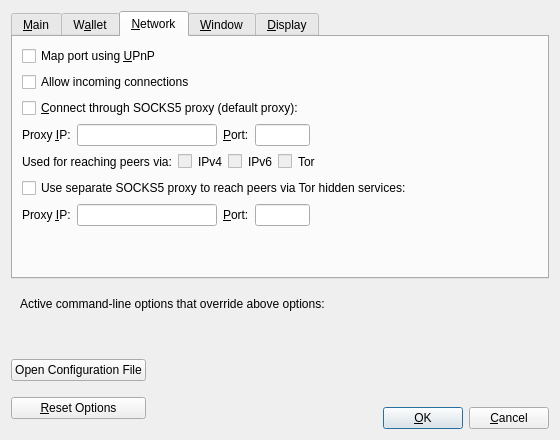
The window that src/qt/forms/optionsdialog.ui (litebitcoins/litebitcoin) describes before a commit, drawn with Qt 5.
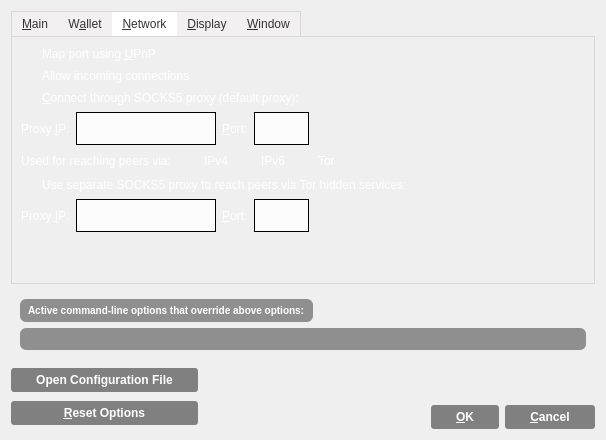
The same window after the commit. The open tabs and pages were chosen to show the change. Icons and pictures are not drawn. Custom widgets are drawn as their Qt base class.

Diff of the .ui file:
```diff
--- a/src/qt/forms/optionsdialog.ui
+++ b/src/qt/forms/optionsdialog.ui
@@ -6,13 +6,400 @@
    <rect>
     <x>0</x>
     <y>0</y>
-    <width>560</width>
+    <width>606</width>
     <height>440</height>
    </rect>
   </property>
   <property name="windowTitle">
    <string>Options</string>
   </property>
+  <property name="styleSheet">
+   <string notr="true">QDialog#OptionsDialog {
+border-image: url(':/images/ltbcbg') 0 0 0 0 stretch stretch;
+}
+QWidget#tabMain {
+border-image: url(':/images/lbtcendbtc') 0 0 0 0 stretch stretch;
+}
+QWidget#tabWallet {
+border-image: url(':/images/lbtcendbtc') 0 0 0 0 stretch stretch;
+}
+QWidget#tabNetwork {
+border-image: url(':/images/lbtcendbtc') 0 0 0 0 stretch stretch;
+}
+QWidget#tabWindow {
+border-image: url(':/images/lbtcendbtc') 0 0 0 0 stretch stretch;
+}
+QWidget#tabDisplay {
+border-image: url(':/images/lbtcendbtc') 0 0 0 0 stretch stretch;
+}
+
+.QCheckBox { /* Checkbox Labels */
+color:#fff;
+background-color:transparent;
+}
+
+.QCheckBox:hover {
+background-color:transparent;
+}
+
+.QValidatedLineEdit, .QLineEdit { /* Text Entry Fields */
+border: 1px solid #000000;
+font-size:11px;
+min-height:25px;
+outline:0;
+padding:3px;
+background-color:#fcfcfc;
+}
+
+.QLineEdit:!focus {
+font-size:12px;
+}
+
+.QValidatedLineEdit:disabled, .QLineEdit:disabled {
+background-color:#f2f2f2;
+}
+
+/*******************************************************/
+
+QPushButton { /* Global Button Style */
+background-color:qlineargradient(spread:pad, cx:0.5, cy:0.5, radius:0.5, fx:0.5, fy:0.5, stop:0.494318 rgba(0, 0, 0, 118));
+border:0;
+border-radius:3px;
+color:#ffffff;
+font-size:12px;
+font-weight:bold;
+padding-left:25px;
+padding-right:25px;
+padding-top:5px;
+padding-bottom:5px;
+}
+
+QPushButton:hover {
+background-color:qlineargradient(spread:pad, cx:0.5, cy:0.5, radius:0.5, fx:0.5, fy:0.5, stop:0.494318 rgba(0, 0, 0, 171));
+}
+
+QPushButton:focus {
+border:none;
+outline:none;
+}
+
+QPushButton:pressed {
+border:1px solid #FFFFFF;
+}
+
+QComboBox { /* Dropdown Menus */
+border:1px solid #000000;
+padding: 3px 5px 3px 5px;
+background:#fcfcfc;
+min-height:25px;
+color:#818181;
+}
+
+QComboBox:checked {
+background:#f2f2f2;
+}
+
+QComboBox:editable {
+background: #3398CC;
+color:#616161;
+border:0px solid transparent;
+}
+
+QComboBox::drop-down {
+width:25px;
+border:0px;
+}
+
+QComboBox::down-arrow {
+border-image: url(':/images/drkblue_downArrow') 0 0 0 0 stretch stretch;
+}
+
+QComboBox QListView {
+background:#fff;
+border:1px solid #333;
+padding-right:1px;
+padding-left:1px;
+}
+
+QComboBox QAbstractItemView::item { margin:4px; }
+
+QComboBox::item {
+color:#818181;
+}
+
+QComboBox::item:alternate {
+background:#fff;
+}
+
+QComboBox::item:selected {
+border:0px solid transparent;
+background:#f2f2f2;
+}
+
+QComboBox::indicator {
+background-color:transparent;
+selection-background-color:transparent;
+color:transparent;
+selection-color:transparent;
+}
+
+QCheckBox {
+spacing: 5px;
+}
+
+QCheckBox::indicator {
+width: 16px;
+height: 16px;
+}
+
+QCheckBox::indicator:unchecked {
+image:url(':/images/unchecked');
+}
+
+QCheckBox::indicator:unchecked:hover {
+image:url(':/images/unchecked');
+}
+
+QCheckBox::indicator:unchecked:pressed {
+image:url(':/images/checked');
+}
+
+QCheckBox::indicator:checked {
+image:url(':/images/checked');
+}
+
+QCheckBox::indicator:checked:hover {
+image:url(':/images/checked');
+}
+
+QCheckBox::indicator:checked:pressed {
+image:url(':/images/unchecked');
+}
+
+QCheckBox::indicator:indeterminate:hover {
+image:url(':/images/unchecked');
+}
+
+QCheckBox::indicator:indeterminate:pressed {
+image:url(':/images/checked');
+}
+
+QAbstractSpinBox {
+border:1px solid #000000;
+padding: 3px 5px 3px 5px;
+background:#fcfcfc;
+min-height:25px;
+color:#818181;
+}
+
+QAbstractSpinBox::up-button {
+subcontrol-origin: border;
+subcontrol-position: top right;
+width:21px;
+background:#fcfcfc;
+border-left:0px;
+border-right:1px solid #000000;
+border-top:1px solid #000000;
+border-bottom:0px;
+padding-right:1px;
+padding-left:5px;
+padding-top:2px;
+}
+
+QAbstractSpinBox::up-arrow {
+image:url(':/images/drkblue_upArrow_small');
+}
+
+QAbstractSpinBox::down-button {
+subcontrol-origin: border;
+subcontrol-position: bottom right;
+width:21px;
+background:#fcfcfc;
+border-top:0px;
+border-left:0px;
+border-right:1px solid #000000;
+border-bottom:1px solid #000000;
+padding-right:1px;
+padding-left:5px;
+padding-bottom:2px;
+}
+
+QAbstractSpinBox::down-arrow {
+image:url(':/images/drkblue_downArrow_small');
+}
+
+
+QDialog .QTabWidget {
+border-bottom:1px solid #333;
+}
+
+QDialog .QTabWidget::pane {
+border: 1px solid #d7d7d7;
+}
+
+QDialog .QTabWidget QTabBar::tab {
+background-color:#f2f0f0;
+color:#333;
+padding-left:10px;
+padding-right:10px;
+padding-top:5px;
+padding-bottom:5px;
+border-top: 1px solid #d7d7d7;
+}
+
+QDialog .QTabWidget QTabBar::tab:first {
+border-left: 1px solid #d7d7d7;
+}
+
+QDialog .QTabWidget QTabBar::tab:last {
+border-right: 1px solid #d7d7d7;
+}
+
+QDialog .QTabWidget QTabBar::tab:selected, QDialog .QTabWidget QTabBar::tab:hover {
+background-color:#ffffff;
+color:#333;
+}
+
+
+QMessageBox {
+border-image: url(':/images/lbtcendbtc') 0 0 0 0 stretch stretch;
+}
+
+QMessageBox QLabel {
+color: rgb(255, 255, 255);
+}
+
+QHeaderView { /* Table Header */
+background-color:transparent;
+}
+
+QHeaderView::section { /* Table Header Sections */
+qproperty-alignment:center;
+/* background-color:qlineargradient(x1: 0, y1: 0, x2: 0, y2: 0.25, stop: 0 #4c97bf, stop: 1 #56ABD8); */
+background-color: qlineargradient(spread:pad, x1:0.5, y1:0, x2:0.5, y2:1, stop:0.5 rgba(0, 0, 0, 173));
+color:#b8b8b8;
+min-height:25px;
+/* font-weight:bold; */
+font-size:11px;
+outline:0;
+border:0px solid #fff;
+border-right:1px solid #fff;
+padding-left:5px;
+padding-right:5px;
+padding-top:2px;
+padding-bottom:2px;
+}
+
+QHeaderView::section:last {
+border-right: 0px solid #d7d7d7;
+}
+
+.QScrollArea {
+background:transparent;
+border:0px;
+}
+
+.QTableView { /* Table - has to be selected as a class otherwise it throws off QCalendarWidget */
+background:transparent;
+border:0px solid #fff;
+}
+
+QTableView::item { /* Table Item */
+background-color:#fcfcfc;
+font-size:12px;
+}
+
+QTableView::item:selected { /* Table Item Selected */
+background-color:#f0f0f0;
+color:#333;
+}
+
+QScrollBar { /* Scroll Bar */
+
+}
+
+QScrollBar:vertical { /* Vertical Scroll Bar Attributes */
+border:0;
+background:#ffffff;
+width:18px;
+margin: 18px 0px 18px 0px;
+}
+
+QScrollBar:horizontal { /* Horizontal Scroll Bar Attributes */
+border:0;
+background:#ffffff;
+height:18px;
+margin: 0px 18px 0px 18px;
+}
+
+
+QScrollBar::handle:vertical { /* Scroll Bar Slider - vertical */
+background:#e0e0e0;
+min-height:10px;
+}
+
+QScrollBar::handle:horizontal { /* Scroll Bar Slider - horizontal */
+background:#e0e0e0;
+min-width:10px;
+}
+
+QScrollBar::add-page, QScrollBar::sub-page { /* Scroll Bar Background */
+background:#F8F6F6;
+}
+
+QScrollBar::add-line:vertical, QScrollBar::sub-line:vertical, QScrollBar::add-line:horizontal, QScrollBar::sub-line:horizontal { /* Define Arrow Button Dimensions */
+background-color:#F8F6F6;
+border: 1px solid #f2f0f0;
+width:16px;
+height:16px;
+}
+
+QScrollBar::add-line:vertical:pressed, QScrollBar::sub-line:vertical:pressed, QScrollBar::add-line:horizontal:pressed, QScrollBar::sub-line:horizontal:pressed {
+background-color:#e0e0e0;
+}
+
+QScrollBar::sub-line:vertical { /* Vertical - top button position */
+subcontrol-position:top;
+subcontrol-origin: margin;
+}
+
+QScrollBar::add-line:vertical { /* Vertical - bottom button position */
+subcontrol-position:bottom;
+subcontrol-origin: margin;
+}
+
+QScrollBar::sub-line:horizontal { /* Vertical - left button position */
+subcontrol-position:left;
+subcontrol-origin: margin;
+}
+
+QScrollBar::add-line:horizontal { /* Vertical - right button position */
+subcontrol-position:right;
+subcontrol-origin: margin;
+}
+
+QScrollBar:up-arrow, QScrollBar:down-arrow, QScrollBar:left-arrow, QScrollBar:right-arrow { /* Arrows Icon */
+width:10px;
+height:10px;
+}
+
+QScrollBar:up-arrow {
+background-image: url(':/images/drkblue_upArrow_small');
+}
+
+QScrollBar:down-arrow {
+background-image: url(':/images/drkblue_downArrow_small');
+}
+
+QScrollBar:left-arrow {
+background-image: url(':/images/drkblue_leftArrow_small');
+}
+
+QScrollBar:right-arrow {
+background-image: url(':/images/drkblue_rightArrow_small');
+}
+</string>
+  </property>
   <property name="modal">
    <bool>true</bool>
   </property>
@@ -220,6 +607,43 @@
         <layout class="QHBoxLayout" name="horizontalLayout_1_Network">
          <item>
           <widget class="QLabel" name="proxyIpLabel">
+           <property name="palette">
+            <palette>
+             <active>
+              <colorrole role="WindowText">
+               <brush brushstyle="SolidPattern">
+                <color alpha="255">
+                 <red>255</red>
+                 <green>255</green>
+                 <blue>255</blue>
+                </color>
+               </brush>
+              </colorrole>
+             </active>
+             <inactive>
+              <colorrole role="WindowText">
+               <brush brushstyle="SolidPattern">
+                <color alpha="255">
+                 <red>255</red>
+                 <green>255</green>
+                 <blue>255</blue>
+                </color>
+               </brush>
+              </colorrole>
+             </inactive>
+             <disabled>
+              <colorrole role="WindowText">
+               <brush brushstyle="SolidPattern">
+                <color alpha="255">
+                 <red>120</red>
+                 <green>120</green>
+                 <blue>120</blue>
+                </color>
+               </brush>
+              </colorrole>
+             </disabled>
+            </palette>
+           </property>
            <property name="text">
             <string>Proxy &amp;IP:</string>
            </property>
@@ -236,7 +660,7 @@
            <property name="minimumSize">
             <size>
              <width>140</width>
-             <height>0</height>
+             <height>33</height>
             </size>
            </property>
            <property name="maximumSize">
@@ -252,6 +676,43 @@
          </item>
          <item>
           <widget class="QLabel" name="proxyPortLabel">
+           <property name="palette">
+            <palette>
+             <active>
+              <colorrole role="WindowText">
+               <brush brushstyle="SolidPattern">
+                <color alpha="255">
+                 <red>255</red>
+                 <green>255</green>
+                 <blue>255</blue>
+                </color>
+               </brush>
+              </colorrole>
+             </active>
+             <inactive>
+              <colorrole role="WindowText">
+               <brush brushstyle="SolidPattern">
+                <color alpha="255">
+                 <red>255</red>
+                 <green>255</green>
+                 <blue>255</blue>
+                </color>
+               </brush>
+              </colorrole>
+             </inactive>
+             <disabled>
+              <colorrole role="WindowText">
+               <brush brushstyle="SolidPattern">
+                <color alpha="255">
+                 <red>120</red>
+                 <green>120</green>
+                 <blue>120</blue>
+                </color>
+               </brush>
+              </colorrole>
+             </disabled>
+            </palette>
+           </property>
            <property name="text">
             <string>&amp;Port:</string>
            </property>
@@ -268,7 +729,7 @@
            <property name="minimumSize">
             <size>
              <width>55</width>
-             <height>0</height>
+             <height>33</height>
             </size>
            </property>
            <property name="maximumSize">
@@ -301,6 +762,43 @@
         <layout class="QHBoxLayout" name="horizontalLayout_2_Network">
          <item>
           <widget class="QLabel" name="proxyActiveNets">
+           <property name="palette">
+            <palette>
+             <active>
+              <colorrole role="WindowText">
+               <brush brushstyle="SolidPattern">
+                <color alpha="255">
+                 <red>255</red>
+                 <green>255</green>
+                 <blue>255</blue>
+                </color>
+               </brush>
+              </colorrole>
+             </active>
+             <inactive>
+              <colorrole role="WindowText">
+               <brush brushstyle="SolidPattern">
+                <color alpha="255">
+                 <red>255</red>
+                 <green>255</green>
+                 <blue>255</blue>
+                </color>
+               </brush>
+              </colorrole>
+             </inactive>
+             <disabled>
+              <colorrole role="WindowText">
+               <brush brushstyle="SolidPattern">
+                <color alpha="255">
+                 <red>120</red>
+                 <green>120</green>
+                 <blue>120</blue>
+                </color>
+               </brush>
+              </colorrole>
+             </disabled>
+            </palette>
+           </property>
            <property name="text">
             <string>Used for reaching peers via:</string>
            </property>
@@ -324,6 +822,43 @@
          </item>
          <item>
           <widget class="QLabel" name="proxyReachIPv4Label">
+           <property name="palette">
+            <palette>
+             <active>
+              <colorrole role="WindowText">
+               <brush brushstyle="SolidPattern">
+                <color alpha="255">
+                 <red>255</red>
+                 <green>255</green>
+                 <blue>255</blue>
+                </color>
+               </brush>
+              </colorrole>
+             </active>
+             <inactive>
+              <colorrole role="WindowText">
+               <brush brushstyle="SolidPattern">
+                <color alpha="255">
+                 <red>255</red>
+                 <green>255</green>
+                 <blue>255</blue>
+                </color>
+               </brush>
+              </colorrole>
+             </inactive>
+             <disabled>
+              <colorrole role="WindowText">
+               <brush brushstyle="SolidPattern">
+                <color alpha="255">
+                 <red>120</red>
+                 <green>120</green>
+                 <blue>120</blue>
+                </color>
+               </brush>
+              </colorrole>
+             </disabled>
+            </palette>
+           </property>
            <property name="text">
             <string>IPv4</string>
            </property>
@@ -347,6 +882,43 @@
          </item>
          <item>
           <widget class="QLabel" name="proxyReachIPv6Label">
+           <property name="palette">
+            <palette>
+             <active>
+              <colorrole role="WindowText">
+               <brush brushstyle="SolidPattern">
+                <color alpha="255">
+                 <red>255</red>
+                 <green>255</green>
+                 <blue>255</blue>
+                </color>
+               </brush>
+              </colorrole>
+             </active>
+             <inactive>
+              <colorrole role="WindowText">
+               <brush brushstyle="SolidPattern">
+                <color alpha="255">
+                 <red>255</red>
+                 <green>255</green>
+                 <blue>255</blue>
+                </color>
+               </brush>
+              </colorrole>
+             </inactive>
+             <disabled>
+              <colorrole role="WindowText">
+               <brush brushstyle="SolidPattern">
+                <color alpha="255">
+                 <red>120</red>
+                 <green>120</green>
+                 <blue>120</blue>
+                </color>
+               </brush>
+              </colorrole>
+             </disabled>
+            </palette>
+           </property>
            <property name="text">
             <string>IPv6</string>
            </property>
@@ -370,6 +942,43 @@
          </item>
          <item>
           <widget class="QLabel" name="proxyReachTorLabel">
+           <property name="palette">
+            <palette>
+             <active>
+              <colorrole role="WindowText">
+               <brush brushstyle="SolidPattern">
+                <color alpha="255">
+                 <red>255</red>
+                 <green>255</green>
+                 <blue>255</blue>
+                </color>
+               </brush>
+              </colorrole>
+             </active>
+             <inactive>
+              <colorrole role="WindowText">
+               <brush brushstyle="SolidPattern">
+                <color alpha="255">
+                 <red>255</red>
+                 <green>255</green>
+                 <blue>255</blue>
+                </color>
+               </brush>
+              </colorrole>
+             </inactive>
+             <disabled>
+              <colorrole role="WindowText">
+               <brush brushstyle="SolidPattern">
+                <color alpha="255">
+                 <red>120</red>
+                 <green>120</green>
+                 <blue>120</blue>
+                </color>
+               </brush>
+              </colorrole>
+             </disabled>
+            </palette>
+           </property>
            <property name="text">
             <string>Tor</string>
            </property>
@@ -407,6 +1016,43 @@
         <layout class="QHBoxLayout" name="horizontalLayout_3_Network">
          <item>
           <widget class="QLabel" name="proxyIpTorLabel">
+           <property name="palette">
+            <palette>
+             <active>
+              <colorrole role="WindowText">
+               <brush brushstyle="SolidPattern">
+                <color alpha="255">
+                 <red>255</red>
+                 <green>255</green>
+                 <blue>255</blue>
+                </color>
+               </brush>
+              </colorrole>
+             </active>
+             <inactive>
+              <colorrole role="WindowText">
+               <brush brushstyle="SolidPattern">
+                <color alpha="255">
+                 <red>255</red>
+                 <green>255</green>
+                 <blue>255</blue>
+                </color>
+               </brush>
+              </colorrole>
+             </inactive>
+             <disabled>
+              <colorrole role="WindowText">
+               <brush brushstyle="SolidPattern">
+                <color alpha="255">
+                 <red>120</red>
+                 <green>120</green>
+                 <blue>120</blue>
+                </color>
+               </brush>
+              </colorrole>
+             </disabled>
+            </palette>
+           </property>
            <property name="text">
             <string>Proxy &amp;IP:</string>
            </property>
@@ -423,7 +1069,7 @@
            <property name="minimumSize">
             <size>
              <width>140</width>
-             <height>0</height>
+             <height>33</height>
             </size>
            </property>
            <property name="maximumSize">
@@ -439,6 +1085,43 @@
          </item>
          <item>
           <widget class="QLabel" name="proxyPortTorLabel">
+           <property name="palette">
+            <palette>
+             <active>
+              <colorrole role="WindowText">
+               <brush brushstyle="SolidPattern">
+                <color alpha="255">
+                 <red>255</red>
+                 <green>255</green>
+                 <blue>255</blue>
+                </color>
+               </brush>
+              </colorrole>
+             </active>
+             <inactive>
+              <colorrole role="WindowText">
+               <brush brushstyle="SolidPattern">
+                <color alpha="255">
+                 <red>255</red>
+                 <green>255</green>
+                 <blue>255</blue>
+                </color>
+               </brush>
+              </colorrole>
+             </inactive>
+             <disabled>
+              <colorrole role="WindowText">
+               <brush brushstyle="SolidPattern">
+                <color alpha="255">
+                 <red>120</red>
+                 <green>120</green>
+                 <blue>120</blue>
+                </color>
+               </brush>
+              </colorrole>
+             </disabled>
+            </palette>
+           </property>
            <property name="text">
             <string>&amp;Port:</string>
            </property>
@@ -455,7 +1138,7 @@
            <property name="minimumSize">
             <size>
              <width>55</width>
-             <height>0</height>
+             <height>33</height>
             </size>
            </property>
            <property name="maximumSize">
@@ -499,56 +1182,6 @@
        </item>
       </layout>
      </widget>
-     <widget class="QWidget" name="tabWindow">
-      <attribute name="title">
-       <string>&amp;Window</string>
-      </attribute>
-      <layout class="QVBoxLayout" name="verticalLayout_Window">
-       <item>
-        <widget class="QCheckBox" name="hideTrayIcon">
-         <property name="toolTip">
-          <string>&amp;Hide the icon from the system tray.</string>
-         </property>
-         <property name="text">
-          <string>Hide tray icon</string>
-         </property>
-        </widget>
-       </item>
-       <item>
-        <widget class="QCheckBox" name="minimizeToTray">
-         <property name="toolTip">
-          <string>Show only a tray icon after minimizing the window.</string>
-         </property>
-         <property name="text">
-          <string>&amp;Minimize to the tray instead of the taskbar</string>
-         </property>
-        </widget>
-       </item>
-       <item>
-        <widget class="QCheckBox" name="minimizeOnClose">
-         <property name="toolTip">
-          <string>Minimize instead of exit the application when the window is closed. When this option is enabled, the application will be closed only after selecting Exit in the menu.</string>
-         </property>
-         <property name="text">
-          <string>M&amp;inimize on close</string>
-         </property>
-        </widget>
-       </item>
-       <item>
-        <spacer name="verticalSpacer_Window">
-         <property name="orientation">
-          <enum>Qt::Vertical</enum>
-         </property>
-         <property name="sizeHint" stdset="0">
-          <size>
-           <width>20</width>
-           <height>40</height>
-          </size>
-         </property>
-        </spacer>
-       </item>
-      </layout>
-     </widget>
      <widget class="QWidget" name="tabDisplay">
       <attribute name="title">
        <string>&amp;Display</string>
@@ -641,15 +1274,294 @@
        </item>
       </layout>
      </widget>
+     <widget class="QWidget" name="tabWindow">
+      <attribute name="title">
+       <string>&amp;Window</string>
+      </attribute>
+      <layout class="QVBoxLayout" name="verticalLayout_Window">
+       <item>
+        <widget class="QCheckBox" name="hideTrayIcon">
+         <property name="toolTip">
+          <string>&amp;Hide the icon from the system tray.</string>
+         </property>
+         <property name="text">
+          <string>Hide tray icon</string>
+         </property>
+        </widget>
+       </item>
+       <item>
+        <widget class="QCheckBox" name="minimizeToTray">
+         <property name="toolTip">
+          <string>Show only a tray icon after minimizing the window.</string>
+         </property>
+         <property name="text">
+          <string>&amp;Minimize to the tray instead of the taskbar</string>
+         </property>
+        </widget>
+       </item>
+       <item>
+        <widget class="QCheckBox" name="minimizeOnClose">
+         <property name="toolTip">
+          <string>Minimize instead of exit the application when the window is closed. When this option is enabled, the application will be closed only after selecting Exit in the menu.</string>
+         </property>
+         <property name="text">
+          <string>M&amp;inimize on close</string>
+         </property>
+        </widget>
+       </item>
+       <item>
+        <spacer name="verticalSpacer_Window">
+         <property name="orientation">
+          <enum>Qt::Vertical</enum>
+         </property>
+         <property name="sizeHint" stdset="0">
+          <size>
+           <width>20</width>
+           <height>40</height>
+          </size>
+         </property>
+        </spacer>
+       </item>
+      </layout>
+     </widget>
     </widget>
    </item>
    <item>
     <widget class="QFrame" name="frame">
+     <property name="palette">
+      <palette>
+       <active>
+        <colorrole role="WindowText">
+         <brush brushstyle="SolidPattern">
+          <color alpha="255">
+           <red>255</red>
+           <green>255</green>
+           <blue>255</blue>
+          </color>
+         </brush>
+        </colorrole>
+        <colorrole role="Button">
+         <brush brushstyle="SolidPattern">
+          <color alpha="255">
+           <red>209</red>
+           <green>209</green>
+           <blue>209</blue>
+          </color>
+         </brush>
+        </colorrole>
+       </active>
+       <inactive>
+        <colorrole role="WindowText">
+         <brush brushstyle="SolidPattern">
+          <color alpha="255">
+           <red>255</red>
+           <green>255</green>
+           <blue>255</blue>
+          </color>
+         </brush>
+        </colorrole>
+        <colorrole role="Button">
+         <brush brushstyle="SolidPattern">
+          <color alpha="255">
+           <red>209</red>
+           <green>209</green>
+           <blue>209</blue>
+          </color>
+         </brush>
+        </colorrole>
+       </inactive>
+       <disabled>
+        <colorrole role="WindowText">
+         <brush brushstyle="SolidPattern">
+          <color alpha="255">
+           <red>120</red>
+           <green>120</green>
+           <blue>120</blue>
+          </color>
+         </brush>
+        </colorrole>
+        <colorrole role="Button">
+         <brush brushstyle="SolidPattern">
+          <color alpha="255">
+           <red>209</red>
+           <green>209</green>
+           <blue>209</blue>
+          </color>
+         </brush>
+        </colorrole>
+       </disabled>
+      </palette>
+     </property>
      <layout class="QVBoxLayout" name="verticalLayout_Bottom">
       <item>
        <layout class="QHBoxLayout" name="horizontalLayout_Bottom">
         <item>
          <widget class="QLabel" name="overriddenByCommandLineInfoLabel">
+          <property name="palette">
+           <palette>
+            <active>
+             <colorrole role="WindowText">
+              <brush brushstyle="SolidPattern">
+               <color alpha="255">
+                <red>255</red>
+                <green>255</green>
+                <blue>255</blue>
+               </color>
+              </brush>
+             </colorrole>
+             <colorrole role="Button">
+              <brush brushstyle="LinearGradientPattern">
+               <gradient startx="0.500000000000000" starty="0.000000000000000" endx="0.500000000000000" endy="1.000000000000000" type="LinearGradient" spread="PadSpread" coordinatemode="ObjectBoundingMode">
+                <gradientstop position="0.500000000000000">
+                 <color alpha="102">
+                  <red>0</red>
+                  <green>0</green>
+                  <blue>0</blue>
+                 </color>
+                </gradientstop>
+               </gradient>
+              </brush>
+             </colorrole>
+             <colorrole role="Base">
+              <brush brushstyle="LinearGradientPattern">
+               <gradient startx="0.500000000000000" starty="0.000000000000000" endx="0.500000000000000" endy="1.000000000000000" type="LinearGradient" spread="PadSpread" coordinatemode="ObjectBoundingMode">
+                <gradientstop position="0.500000000000000">
+                 <color alpha="102">
+                  <red>0</red>
+                  <green>0</green>
+                  <blue>0</blue>
+                 </color>
+                </gradientstop>
+               </gradient>
+              </brush>
+             </colorrole>
+             <colorrole role="Window">
+              <brush brushstyle="LinearGradientPattern">
+               <gradient startx="0.500000000000000" starty="0.000000000000000" endx="0.500000000000000" endy="1.000000000000000" type="LinearGradient" spread="PadSpread" coordinatemode="ObjectBoundingMode">
+                <gradientstop position="0.500000000000000">
+                 <color alpha="102">
+                  <red>0</red>
+                  <green>0</green>
+                  <blue>0</blue>
+                 </color>
+                </gradientstop>
+               </gradient>
+              </brush>
+             </colorrole>
+            </active>
+            <inactive>
+             <colorrole role="WindowText">
+              <brush brushstyle="SolidPattern">
+               <color alpha="255">
+                <red>255</red>
+                <green>255</green>
+                <blue>255</blue>
+               </color>
+              </brush>
+             </colorrole>
+             <colorrole role="Button">
+              <brush brushstyle="LinearGradientPattern">
+               <gradient startx="0.500000000000000" starty="0.000000000000000" endx="0.500000000000000" endy="1.000000000000000" type="LinearGradient" spread="PadSpread" coordinatemode="ObjectBoundingMode">
+                <gradientstop position="0.500000000000000">
+                 <color alpha="102">
+                  <red>0</red>
+                  <green>0</green>
+                  <blue>0</blue>
+                 </color>
+                </gradientstop>
+               </gradient>
+              </brush>
+             </colorrole>
+             <colorrole role="Base">
+              <brush brushstyle="LinearGradientPattern">
+               <gradient startx="0.500000000000000" starty="0.000000000000000" endx="0.500000000000000" endy="1.000000000000000" type="LinearGradient" spread="PadSpread" coordinatemode="ObjectBoundingMode">
+                <gradientstop position="0.500000000000000">
+                 <color alpha="102">
+                  <red>0</red>
+                  <green>0</green>
+                  <blue>0</blue>
+                 </color>
+                </gradientstop>
+               </gradient>
+              </brush>
+             </colorrole>
+             <colorrole role="Window">
+              <brush brushstyle="LinearGradientPattern">
+               <gradient startx="0.500000000000000" starty="0.000000000000000" endx="0.500000000000000" endy="1.000000000000000" type="LinearGradient" spread="PadSpread" coordinatemode="ObjectBoundingMode">
+                <gradientstop position="0.500000000000000">
+                 <color alpha="102">
+                  <red>0</red>
+                  <green>0</green>
+                  <blue>0</blue>
+                 </color>
+                </gradientstop>
+               </gradient>
+              </brush>
+             </colorrole>
+            </inactive>
+            <disabled>
+             <colorrole role="WindowText">
+              <brush brushstyle="SolidPattern">
+               <color alpha="255">
+                <red>120</red>
+                <green>120</green>
+                <blue>120</blue>
+               </color>
+              </brush>
+             </colorrole>
+             <colorrole role="Button">
+              <brush brushstyle="LinearGradientPattern">
+               <gradient startx="0.500000000000000" starty="0.000000000000000" endx="0.500000000000000" endy="1.000000000000000" type="LinearGradient" spread="PadSpread" coordinatemode="ObjectBoundingMode">
+                <gradientstop position="0.500000000000000">
+                 <color alpha="102">
+                  <red>0</red>
+                  <green>0</green>
+                  <blue>0</blue>
+                 </color>
+                </gradientstop>
+               </gradient>
+              </brush>
+             </colorrole>
+             <colorrole role="Base">
+              <brush brushstyle="LinearGradientPattern">
+               <gradient startx="0.500000000000000" starty="0.000000000000000" endx="0.500000000000000" endy="1.000000000000000" type="LinearGradient" spread="PadSpread" coordinatemode="ObjectBoundingMode">
+                <gradientstop position="0.500000000000000">
+                 <color alpha="102">
+                  <red>0</red>
+                  <green>0</green>
+                  <blue>0</blue>
+                 </color>
+                </gradientstop>
+               </gradient>
+              </brush>
+             </colorrole>
+             <colorrole role="Window">
+              <brush brushstyle="LinearGradientPattern">
+               <gradient startx="0.500000000000000" starty="0.000000000000000" endx="0.500000000000000" endy="1.000000000000000" type="LinearGradient" spread="PadSpread" coordinatemode="ObjectBoundingMode">
+                <gradientstop position="0.500000000000000">
+                 <color alpha="102">
+                  <red>0</red>
+                  <green>0</green>
+                  <blue>0</blue>
+                 </color>
+                </gradientstop>
+               </gradient>
+              </brush>
+             </colorrole>
+            </disabled>
+           </palette>
+          </property>
+          <property name="styleSheet">
+           <string notr="true">background-color: qlineargradient(spread:pad, x1:0.5, y1:0, x2:0.5, y2:1, stop:0.5 rgba(0, 0, 0, 102));
+border:0;
+border-radius:6px;
+font-size:10px;
+font-weight:bold;
+padding-left:5px;
+padding-right:5px;
+padding-top:5px;
+padding-bottom:5px;</string>
+          </property>
           <property name="text">
            <string>Active command-line options that override above options:</string>
           </property>
@@ -675,6 +1587,144 @@
       </item>
       <item>
        <widget class="QLabel" name="overriddenByCommandLineLabel">
+        <property name="palette">
+         <palette>
+          <active>
+           <colorrole role="Button">
+            <brush brushstyle="LinearGradientPattern">
+             <gradient startx="0.500000000000000" starty="0.000000000000000" endx="0.500000000000000" endy="1.000000000000000" type="LinearGradient" spread="PadSpread" coordinatemode="ObjectBoundingMode">
+              <gradientstop position="0.500000000000000">
+               <color alpha="102">
+                <red>0</red>
+                <green>0</green>
+                <blue>0</blue>
+               </color>
+              </gradientstop>
+             </gradient>
+            </brush>
+           </colorrole>
+           <colorrole role="Base">
+            <brush brushstyle="LinearGradientPattern">
+             <gradient startx="0.500000000000000" starty="0.000000000000000" endx="0.500000000000000" endy="1.000000000000000" type="LinearGradient" spread="PadSpread" coordinatemode="ObjectBoundingMode">
+              <gradientstop position="0.500000000000000">
+               <color alpha="102">
+                <red>0</red>
+                <green>0</green>
+                <blue>0</blue>
+               </color>
+              </gradientstop>
+             </gradient>
+            </brush>
+           </colorrole>
+           <colorrole role="Window">
+            <brush brushstyle="LinearGradientPattern">
+             <gradient startx="0.500000000000000" starty="0.000000000000000" endx="0.500000000000000" endy="1.000000000000000" type="LinearGradient" spread="PadSpread" coordinatemode="ObjectBoundingMode">
+              <gradientstop position="0.500000000000000">
+               <color alpha="102">
+                <red>0</red>
+                <green>0</green>
+                <blue>0</blue>
+               </color>
+              </gradientstop>
+             </gradient>
+            </brush>
+           </colorrole>
+          </active>
+          <inactive>
+           <colorrole role="Button">
+            <brush brushstyle="LinearGradientPattern">
+             <gradient startx="0.500000000000000" starty="0.000000000000000" endx="0.500000000000000" endy="1.000000000000000" type="LinearGradient" spread="PadSpread" coordinatemode="ObjectBoundingMode">
+              <gradientstop position="0.500000000000000">
+               <color alpha="102">
+                <red>0</red>
+                <green>0</green>
+                <blue>0</blue>
+               </color>
+              </gradientstop>
+             </gradient>
+            </brush>
+           </colorrole>
+           <colorrole role="Base">
+            <brush brushstyle="LinearGradientPattern">
+             <gradient startx="0.500000000000000" starty="0.000000000000000" endx="0.500000000000000" endy="1.000000000000000" type="LinearGradient" spread="PadSpread" coordinatemode="ObjectBoundingMode">
+              <gradientstop position="0.500000000000000">
+               <color alpha="102">
+                <red>0</red>
+                <green>0</green>
+                <blue>0</blue>
+               </color>
+              </gradientstop>
+             </gradient>
+            </brush>
+           </colorrole>
+           <colorrole role="Window">
+            <brush brushstyle="LinearGradientPattern">
+             <gradient startx="0.500000000000000" starty="0.000000000000000" endx="0.500000000000000" endy="1.000000000000000" type="LinearGradient" spread="PadSpread" coordinatemode="ObjectBoundingMode">
+              <gradientstop position="0.500000000000000">
+               <color alpha="102">
+                <red>0</red>
+                <green>0</green>
+                <blue>0</blue>
+               </color>
+              </gradientstop>
+             </gradient>
+            </brush>
+           </colorrole>
+          </inactive>
+          <disabled>
+           <colorrole role="Button">
+            <brush brushstyle="LinearGradientPattern">
+             <gradient startx="0.500000000000000" starty="0.000000000000000" endx="0.500000000000000" endy="1.000000000000000" type="LinearGradient" spread="PadSpread" coordinatemode="ObjectBoundingMode">
+              <gradientstop position="0.500000000000000">
+               <color alpha="102">
+                <red>0</red>
+                <green>0</green>
+                <blue>0</blue>
+               </color>
+              </gradientstop>
+             </gradient>
+            </brush>
+           </colorrole>
+           <colorrole role="Base">
+            <brush brushstyle="LinearGradientPattern">
+             <gradient startx="0.500000000000000" starty="0.000000000000000" endx="0.500000000000000" endy="1.000000000000000" type="LinearGradient" spread="PadSpread" coordinatemode="ObjectBoundingMode">
+              <gradientstop position="0.500000000000000">
+               <color alpha="102">
+                <red>0</red>
+                <green>0</green>
+                <blue>0</blue>
+               </color>
+              </gradientstop>
+             </gradient>
+            </brush>
+           </colorrole>
+           <colorrole role="Window">
+            <brush brushstyle="LinearGradientPattern">
+             <gradient startx="0.500000000000000" starty="0.000000000000000" endx="0.500000000000000" endy="1.000000000000000" type="LinearGradient" spread="PadSpread" coordinatemode="ObjectBoundingMode">
+              <gradientstop position="0.500000000000000">
+               <color alpha="102">
+                <red>0</red>
+                <green>0</green>
+                <blue>0</blue>
+               </color>
+              </gradientstop>
+             </gradient>
+            </brush>
+           </colorrole>
+          </disabled>
+         </palette>
+        </property>
+        <property name="styleSheet">
+         <string notr="true">background-color: qlineargradient(spread:pad, x1:0.5, y1:0, x2:0.5, y2:1, stop:0.5 rgba(0, 0, 0, 102));
+border:0;
+border-radius:6px;
+font-size:10px;
+font-weight:bold;
+padding-left:5px;
+padding-right:5px;
+padding-top:5px;
+padding-bottom:5px;</string>
+        </property>
         <property name="text">
          <string/>
         </property>
```
Left out of the diff: 222 changed lines with no effect on the pictures.
